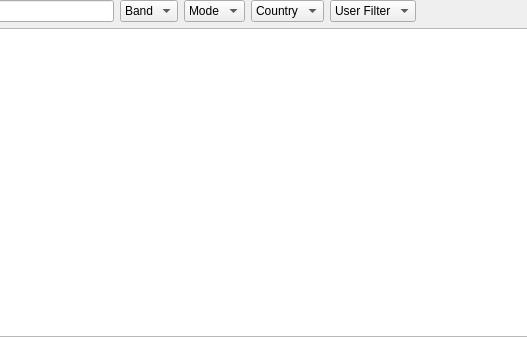
Old version of the form ui/LogbookWidget.ui in the repository k5mcd/QLog; both pictures show x 140 to 667 and y 0 to 337 of the 809 by 337 pixel window.
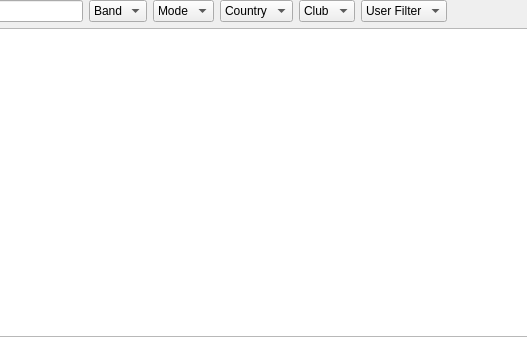
New version of the form. Icons and pictures are not drawn. Custom widgets are drawn as their Qt base class.

Commit message: Membership: Added support to see Club Membership

Diff of the .ui file:
```diff
--- a/ui/LogbookWidget.ui
+++ b/ui/LogbookWidget.ui
@@ -106,6 +106,15 @@
          </item>
         </widget>
        </item>
+       <item>
+        <widget class="QComboBox" name="clubFilter">
+         <item>
+          <property name="text">
+           <string>Club</string>
+          </property>
+         </item>
+        </widget>
+       </item>
        <item>
         <widget class="QComboBox" name="userFilter">
          <property name="sizePolicy">
```
Left out of the diff: 17 changed lines with no effect on the pictures. The commit also changes 47 other files.
